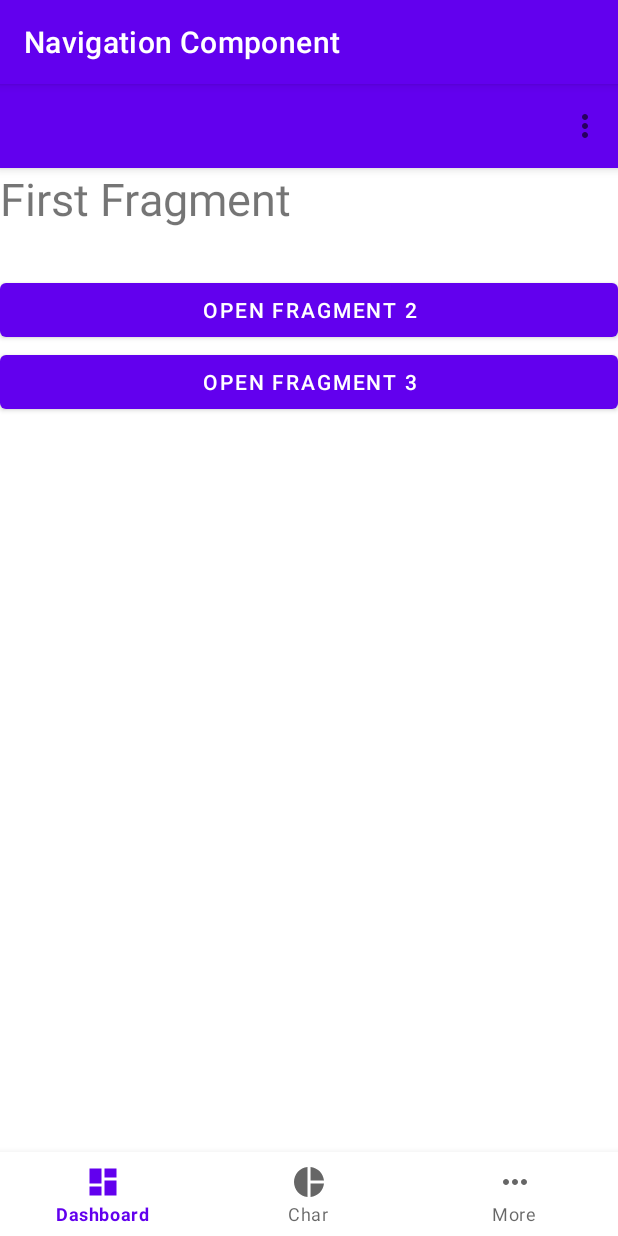
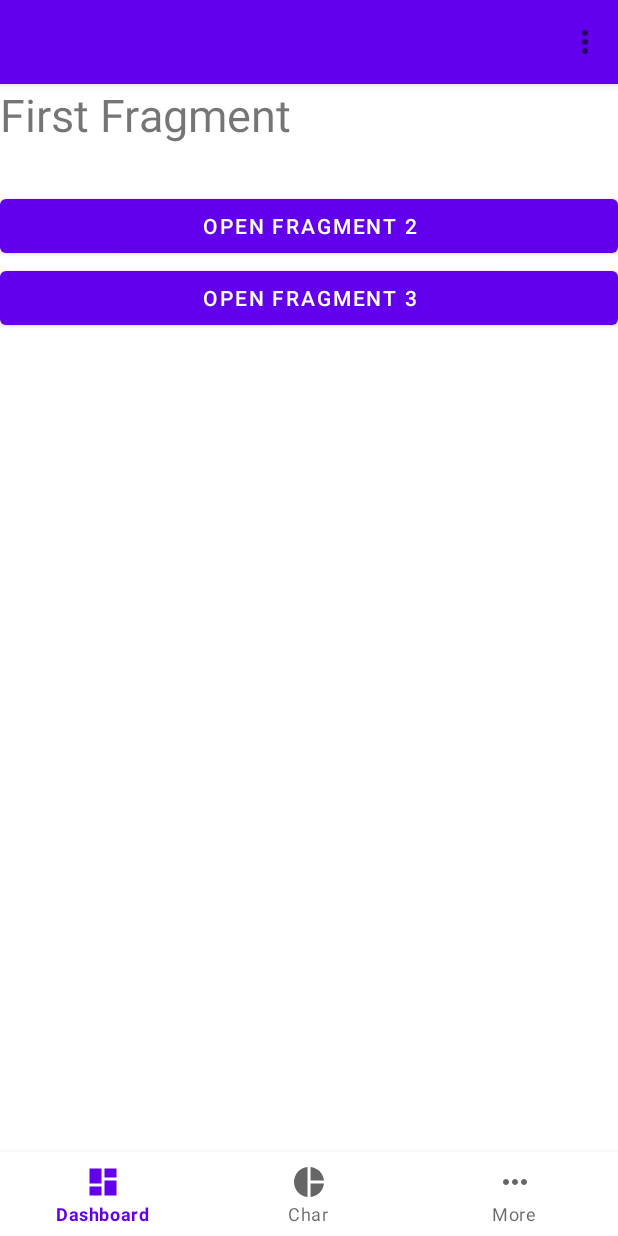
Before and after one commit to tu4nh/NavigationComponent, an Android app: the screen it shows after launch (MainActivity), on a phone screen of 412 x 824 dp. Run offline under Robolectric (Android 15) with nearby library versions, the phone set to English and light mode, and no system bars; our stand-ins replace navigation-ui.

Commit message:
hide window tittle

```diff
--- a/app/src/main/res/layout/activity_main.xml
+++ b/app/src/main/res/layout/activity_main.xml
@@ -33,5 +33,7 @@
         android:layout_width="match_parent"
         android:layout_height="wrap_content"
         app:layout_constraintBottom_toBottomOf="parent"
-        app:menu="@menu/bottom_menu"/>
+        app:layout_constraintEnd_toEndOf="parent"
+        app:layout_constraintStart_toStartOf="parent"
+        app:menu="@menu/bottom_menu" />
 </androidx.constraintlayout.widget.ConstraintLayout>
--- a/app/src/main/res/values/themes.xml
+++ b/app/src/main/res/values/themes.xml
@@ -9,6 +9,8 @@
         <item name="colorSecondary">@color/teal_200</item>
         <item name="colorSecondaryVariant">@color/teal_700</item>
         <item name="colorOnSecondary">@color/black</item>
+        <item name="windowNoTitle">true</item>
+        <item name="windowActionBar">false</item>
         <!-- Status bar color. -->
         <item name="android:statusBarColor">?attr/colorPrimaryVariant</item>
         <!-- Customize your theme here. -->
```
